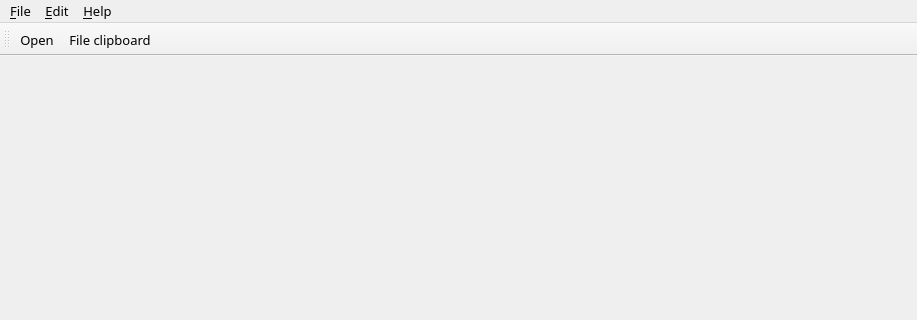
Above: ComBombGui/mainwindow.ui from cdesjardins/ComBomb before the change; both pictures show x 0 to 917 and y 0 to 320 of the 917 by 637 pixel window. Below: the same form after it.
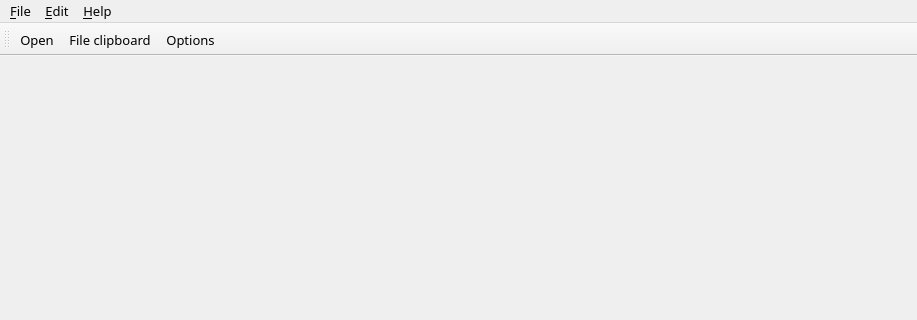
That is the form after the change. Icons and pictures are not drawn.

Commit message: Starting on config options

Diff of the .ui file:
```diff
--- a/ComBombGui/mainwindow.ui
+++ b/ComBombGui/mainwindow.ui
@@ -72,6 +72,7 @@
    </attribute>
    <addaction name="actionOpen"/>
    <addaction name="actionFile_clipboard"/>
+   <addaction name="action_Options"/>
   </widget>
   <widget class="QStatusBar" name="_statusBar"/>
   <action name="actionOpen">
@@ -152,12 +153,21 @@
      <normaloff>:/images/clipboard_sign.png</normaloff>:/images/clipboard_sign.png</iconset>
    </property>
    <property name="text">
-    <string>File clipboard</string>
+    <string>&amp;File clipboard</string>
    </property>
    <property name="toolTip">
     <string>Open File clipboard</string>
    </property>
   </action>
+  <action name="action_Options">
+   <property name="icon">
+    <iconset resource="ComBomb.qrc">
+     <normaloff>:/images/gear_in.png</normaloff>:/images/gear_in.png</iconset>
+   </property>
+   <property name="text">
+    <string>&amp;Options</string>
+   </property>
+  </action>
  </widget>
  <layoutdefault spacing="6" margin="11"/>
  <resources>
```
Left out of the diff: 2 changed lines with no effect on the pictures. The commit also changes 20 other files.
